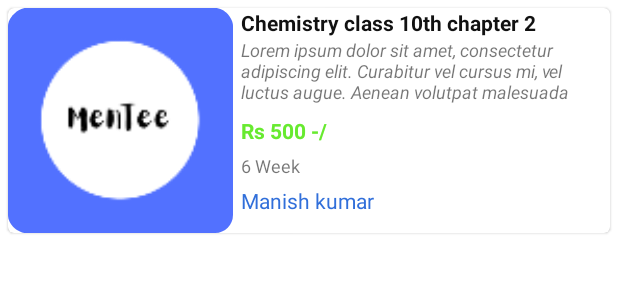
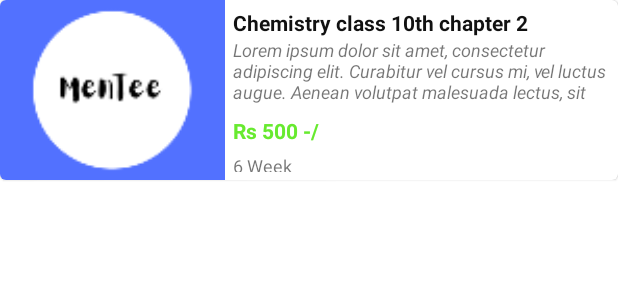
Before and after one commit to Shukla007/abhitech, an Android app: the layout recycleview_layout.xml on its own in the app's theme, with its tools: preview values and no code run, on a phone screen of 412 x 824 dp. Shown: the top 300 px of the screen. Run offline under Robolectric (Android 15) with nearby library versions, the phone set to English and light mode, and no system bars.

Commit message:
recycle view fixed

```diff
--- a/app/src/main/java/com/smart/teach/Adapter/recycleAdapter.java
+++ b/app/src/main/java/com/smart/teach/Adapter/recycleAdapter.java
@@ -46,7 +46,7 @@ public class recycleAdapter extends RecyclerView.Adapter <recycleAdapter.ViewHol
 
     @Override
     public int getItemCount() {
-        return 0;
+        return list.size();
     }
 
     public class ViewHolder extends RecyclerView.ViewHolder {
--- a/app/src/main/res/layout/homemain.xml
+++ b/app/src/main/res/layout/homemain.xml
@@ -77,7 +77,7 @@
             android:layout_width="match_parent"
             android:layout_height="0dp"
             android:layout_marginTop="10dp"
-            android:layout_weight="2.5"
+            android:layout_weight="2.6"
             android:scrollbars="none">
 
             <LinearLayout
@@ -385,12 +385,13 @@
 
         <LinearLayout
             android:layout_width="match_parent"
-            android:layout_height="0dp"
+            android:layout_height="100dp"
             android:layout_marginLeft="10dp"
             android:layout_marginTop="10dp"
             android:layout_marginRight="10dp"
             android:layout_weight="4"
             tools:ignore="Suspicious0dp">
+
             <androidx.recyclerview.widget.RecyclerView
                 android:id="@+id/recycleview1"
                 android:layout_width="match_parent"
--- a/app/src/main/res/layout/recycleview_layout.xml
+++ b/app/src/main/res/layout/recycleview_layout.xml
@@ -1,72 +1,66 @@
 <?xml version="1.0" encoding="utf-8"?>
 <RelativeLayout xmlns:android="http://schemas.android.com/apk/res/android"
+    xmlns:app="http://schemas.android.com/apk/res-auto"
     android:layout_width="wrap_content"
-    android:layout_height="wrap_content"
-    xmlns:app="http://schemas.android.com/apk/res-auto">
+    android:layout_height="wrap_content">
 
     <com.google.android.material.card.MaterialCardView
         android:layout_width="match_parent"
-        app:cardCornerRadius="4dp"
-        android:layout_margin="5dp"
-        android:layout_height="150dp">
+        android:layout_marginBottom="5dp"
+        android:layout_height="120dp">
+
         <LinearLayout
             android:layout_width="match_parent"
             android:layout_height="match_parent">
+
             <ImageView
                 android:id="@+id/course_thumb"
+                android:layout_width="150dp"
+                android:layout_height="match_parent"
                 android:scaleType="centerCrop"
-            android:src="@mipmap/ic_launcher"
-            android:layout_width="150dp"
-            android:layout_height="match_parent"/>
+                android:src="@mipmap/ic_launcher" />
 
             <LinearLayout
                 android:layout_width="match_parent"
-            android:orientation="vertical"
-            android:layout_marginLeft="5dp"
-            android:layout_height="match_parent">
+                android:layout_height="match_parent"
+                android:padding="5dp"
+                android:orientation="vertical">
 
                 <TextView
                     android:id="@+id/courseTitle"
                     android:layout_width="wrap_content"
                     android:layout_height="wrap_content"
+                    android:text="Chemistry class 10th chapter 2"
+                    android:textColor="#111"
                     android:textSize="14dp"
-                android:textStyle="bold"
-                android:textColor="#111"
-                android:text="Chemistry class 10th chapter 2"/>
+                    android:textStyle="bold" />
 
                 <TextView
                     android:id="@+id/batchDis"
                     android:layout_width="wrap_content"
                     android:layout_height="wrap_content"
+                    android:maxLines="3"
+                    android:text="@string/dis"
                     android:textSize="12dp"
-                android:textStyle="italic"
-                android:maxLines="3"
-                android:text="@string/dis"/>
+                    android:textStyle="italic" />
 
                 <TextView
                     android:id="@+id/coursePrice"
                     android:layout_width="wrap_content"
                     android:layout_height="wrap_content"
+                    android:layout_marginTop="8dp"
+                    android:text="Rs 500 -/"
                     android:textColor="#67EA2F"
-                android:textStyle="bold"
-                android:layout_marginTop="8dp"
-                android:text="Rs 500 -/"/>
+                    android:textStyle="bold" />
 
                 <TextView
                     android:id="@+id/courseDur"
                     android:layout_width="wrap_content"
                     android:layout_height="wrap_content"
-                android:textSize="12dp"
                     android:layout_marginTop="5dp"
-                android:text="6 Week"/>
+                    android:text="6 Week"
+                    android:textSize="12dp" />
 
-            <TextView
-                android:id="@+id/courseIns"
-                android:layout_width="wrap_content"
-                android:layout_height="wrap_content"
-                android:textColor="#316FDA"
-                android:layout_marginTop="5dp"
-                android:text="Manish kumar"/>
 
 
             </LinearLayout>
```
Lines whose indentation alone changed are shown as unchanged.
